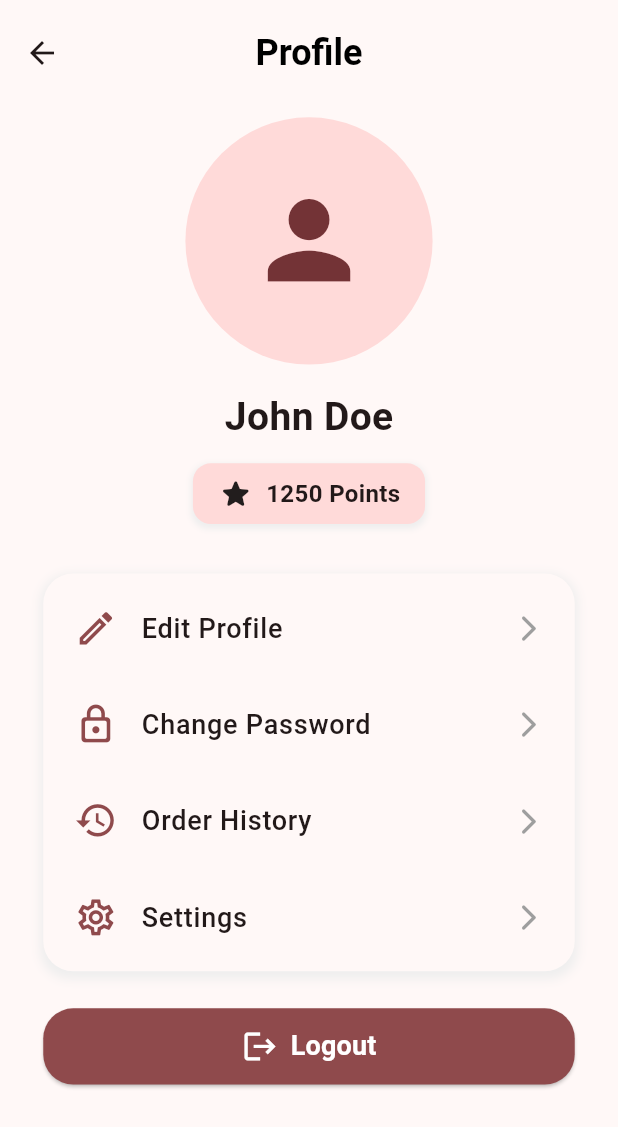
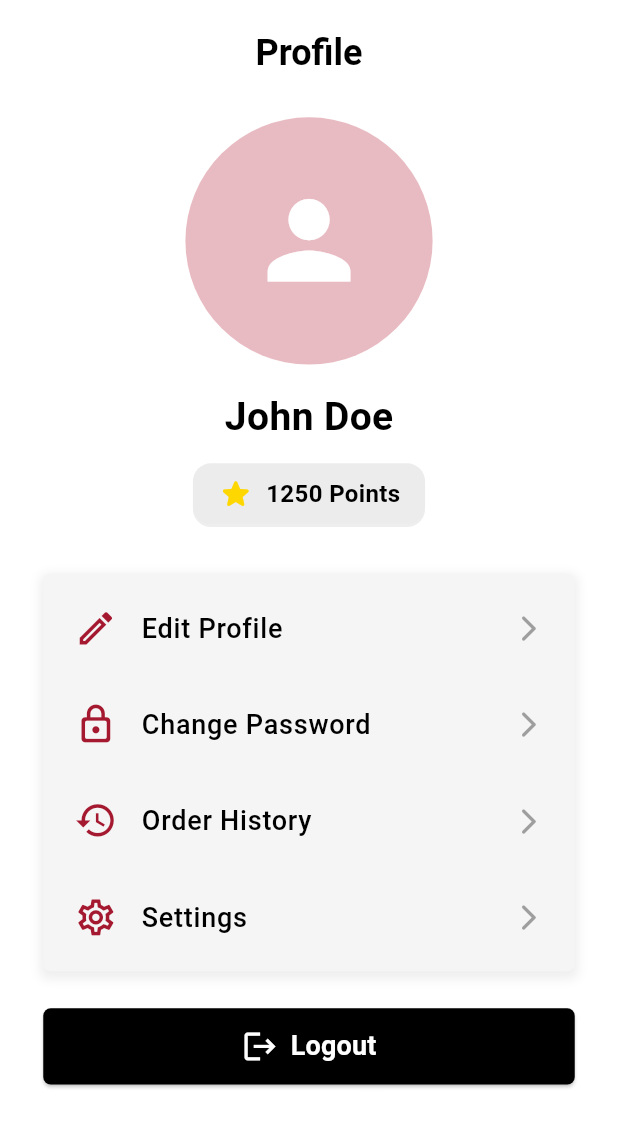
Before and after one commit to iSeFz/ELEVATE-Mobile, a Flutter app: the ProfilePage screen opened directly, on a phone screen of 412 x 824 dp. Shown: the top 1127 px of the screen. Run offline on Flutter 3.47's test engine with Material 3 defaults, Android fonts, the phone set to English and light mode, and no system bars; our stand-ins replace bloc, firebase_auth, firebase_core, flutter_bloc, google_sign_in; accounts and stored records are empty; network calls fail.

Commit message:
Colors & Borders Adjustment ver.1

```diff
--- a/elevate/lib/screens/home_page.dart
+++ b/elevate/lib/screens/home_page.dart
@@ -17,7 +17,8 @@ class HomePage extends StatelessWidget {
     return BlocProvider(
       create: (_) => ProductCubit()..fetchProducts(),
       child: Scaffold(
-        appBar: AppBar(title: Text('Home')),
+        backgroundColor: Colors.white,
+        appBar: AppBar(title: Text('Home'), backgroundColor: Colors.white,),
         body: BlocBuilder<ProductCubit, ProductState>(
           builder: (context, state) {
             if (state is ProductLoading) {
--- a/elevate/lib/screens/user_profile/profile_page.dart
+++ b/elevate/lib/screens/user_profile/profile_page.dart
@@ -22,13 +22,16 @@ class _ProfilePageState extends State<ProfilePage> {
     final theme = Theme.of(context); // Get theme data
 
     return Scaffold(
+      backgroundColor: Colors.white,
       appBar: AppBar(
         toolbarHeight: 70,
         centerTitle: true,
-        title: const Text(
+        backgroundColor: Colors.white,                // add shadow below
+        shadowColor: Colors.black.withOpacity(0.25), // subtle black shadow
+        title: Text(
           'Profile',
           style: TextStyle(
-            color: Colors.black,
+            color: theme.colorScheme.secondary,
             fontSize: 24,
             fontWeight: FontWeight.bold,
           ),
@@ -46,7 +49,7 @@ class _ProfilePageState extends State<ProfilePage> {
               CircleAvatar(
                 radius: screenWidth * 0.2,
                 backgroundColor:
-                    theme.colorScheme.primaryContainer, // Theme color
+                    theme.colorScheme.tertiary, // Theme color
                 child: Icon(
                   Icons.person,
                   size: screenWidth * 0.2,
@@ -96,13 +99,13 @@ class _ProfilePageState extends State<ProfilePage> {
                   vertical: screenHeight * 0.01,
                 ),
                 decoration: BoxDecoration(
-                  color: theme.colorScheme.primaryContainer,
+                  color: Color(0xFFECECEC),
                   borderRadius: BorderRadius.circular(12),
                   boxShadow: [
                     BoxShadow(
                       color: Colors.grey.shade200,
-                      spreadRadius: 1,
-                      blurRadius: 3,
+                      // spreadRadius: 1,
+                      // blurRadius: 3,
                       offset: Offset(0, 2),
                     ),
                   ],
@@ -110,13 +113,14 @@ class _ProfilePageState extends State<ProfilePage> {
                 child: Row(
                   mainAxisSize: MainAxisSize.min,
                   children: [
-                    Icon(Icons.star_rounded, size: 24),
+                    Icon(Icons.star_rounded, size: 24, color: Color(0xFFFFD700)),
                     SizedBox(width: screenWidth * 0.02),
                     Text(
                       '1250 Points', // TODO: Replace with actual loyalty points
                       style: TextStyle(
                         fontSize: 16,
                         fontWeight: FontWeight.bold,
+                        color: theme.colorScheme.secondary
                       ),
                     ),
                   ],
@@ -127,8 +131,8 @@ class _ProfilePageState extends State<ProfilePage> {
               // Removed Expanded, Container will size to its children (ListView with shrinkWrap: true)
               Container(
                 decoration: BoxDecoration(
-                  color: theme.cardColor, // Theme color for card background
-                  borderRadius: BorderRadius.circular(20),
+                  color: Colors.grey[100], // Theme color for card background
+                  borderRadius: BorderRadius.circular(5),
                   boxShadow: [
                     BoxShadow(
                       color: Colors.grey.shade200,
@@ -194,9 +198,7 @@ class _ProfilePageState extends State<ProfilePage> {
               ), // Spacing before logout button
               // Logout Button
               SizedBox(
-                width:
-                    double
-                        .infinity, // Make button take full width available in padding
+                width:double.infinity, // Make button take full width available in padding
                 child: ElevatedButton.icon(
                   icon: Icon(
                     Icons.logout,
@@ -212,12 +214,12 @@ class _ProfilePageState extends State<ProfilePage> {
                     ),
                   ),
                   style: ElevatedButton.styleFrom(
-                    backgroundColor: theme.colorScheme.primary,
+                    backgroundColor: theme.colorScheme.secondary,
                     padding: EdgeInsets.symmetric(
                       vertical: screenHeight * 0.015,
                     ),
                     shape: RoundedRectangleBorder(
-                      borderRadius: BorderRadius.circular(20),
+                      borderRadius: BorderRadius.circular(5),
                     ),
                   ),
                   onPressed: () {
```
Also changed, not shown: elevate/lib/main.dart (+5 -3 lines), elevate/lib/utils/main_page.dart (+42 -30 lines).
